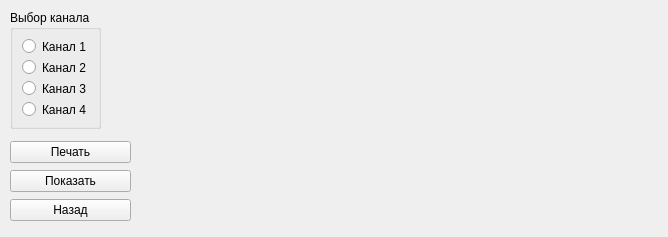
krang4d/Agrekola, file viewgraph.ui: the form before one commit.
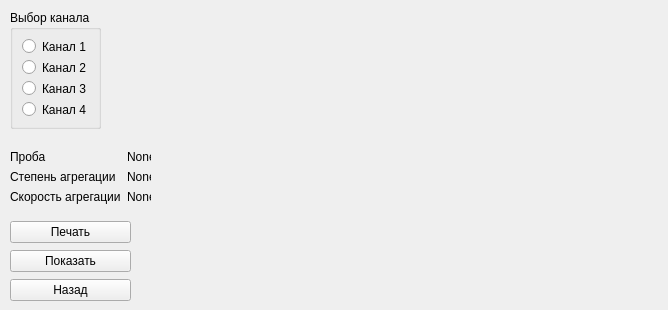
The form after the commit.

What changed in the file:
```diff
--- a/viewgraph.ui
+++ b/viewgraph.ui
@@ -7,7 +7,7 @@
     <x>0</x>
     <y>0</y>
     <width>668</width>
-    <height>237</height>
+    <height>310</height>
    </rect>
   </property>
   <property name="windowTitle">
@@ -60,9 +60,9 @@
    <property name="geometry">
     <rect>
      <x>160</x>
-     <y>30</y>
-     <width>481</width>
-     <height>181</height>
+     <y>10</y>
+     <width>501</width>
+     <height>291</height>
     </rect>
    </property>
   </widget>
@@ -70,7 +70,7 @@
    <property name="geometry">
     <rect>
      <x>10</x>
-     <y>140</y>
+     <y>220</y>
      <width>121</width>
      <height>83</height>
     </rect>
@@ -99,6 +99,60 @@
     </item>
    </layout>
   </widget>
+  <widget class="QWidget" name="formLayoutWidget">
+   <property name="geometry">
+    <rect>
+     <x>10</x>
+     <y>150</y>
+     <width>141</width>
+     <height>61</height>
+    </rect>
+   </property>
+   <layout class="QFormLayout" name="formLayout">
+    <item row="1" column="0">
+     <widget class="QLabel" name="label_2">
+      <property name="text">
+       <string>Степень агрегации</string>
+      </property>
+     </widget>
+    </item>
+    <item row="0" column="0">
+     <widget class="QLabel" name="label">
+      <property name="text">
+       <string>Проба</string>
+      </property>
+     </widget>
+    </item>
+    <item row="2" column="0">
+     <widget class="QLabel" name="label_3">
+      <property name="text">
+       <string>Скорость агрегации</string>
+      </property>
+     </widget>
+    </item>
+    <item row="0" column="1">
+     <widget class="QLabel" name="label_4">
+      <property name="text">
+       <string>None</string>
+      </property>
+     </widget>
+    </item>
+    <item row="1" column="1">
+     <widget class="QLabel" name="label_5">
+      <property name="text">
+       <string>None</string>
+      </property>
+     </widget>
+    </item>
+    <item row="2" column="1">
+     <widget class="QLabel" name="label_6">
+      <property name="text">
+       <string>None</string>
+      </property>
+     </widget>
+    </item>
+   </layout>
+  </widget>
  </widget>
  <resources/>
  <connections/>
```
Left out of the diff: 2 changed lines with no effect on the pictures.
